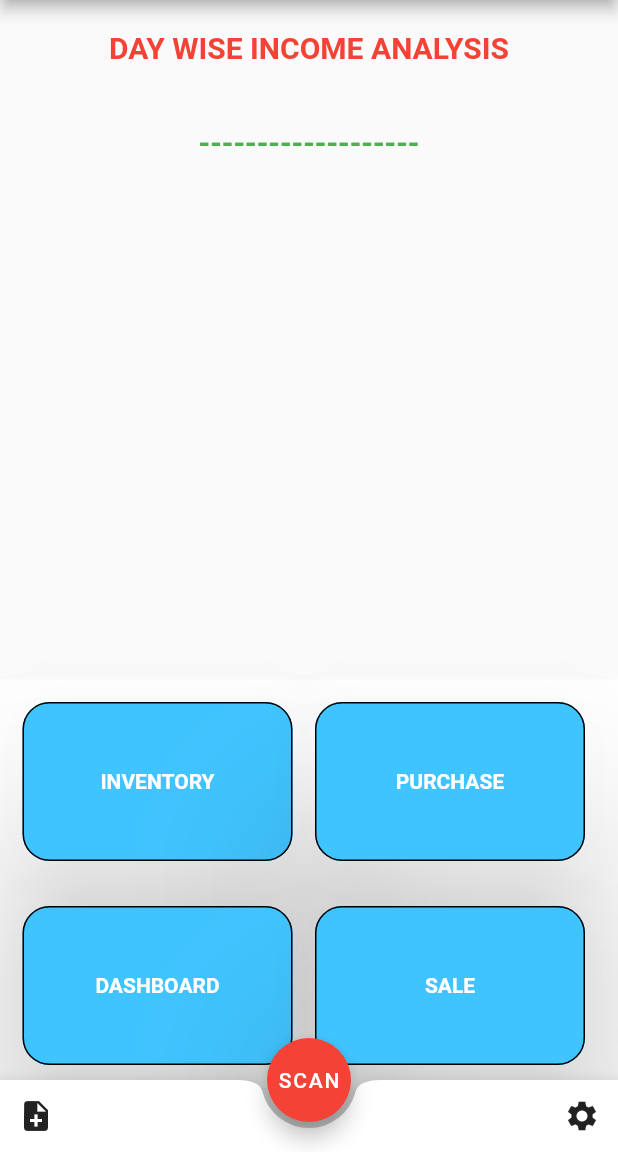
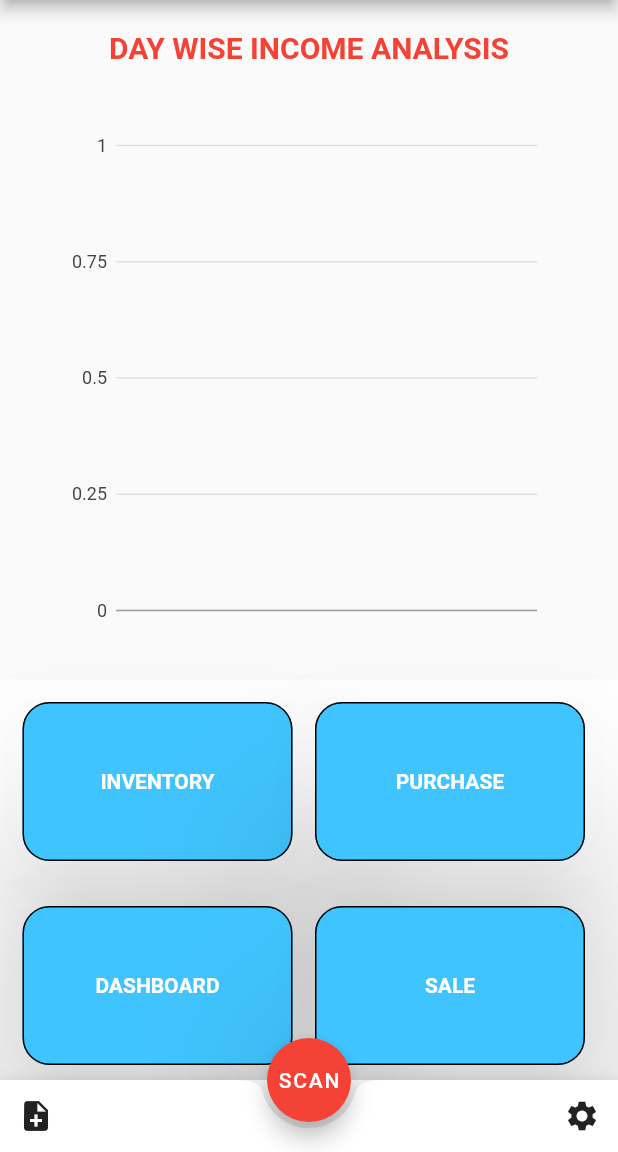
Before and after one commit to satwikchinna/inventrio, a Flutter app: the screen it shows after launch, on a phone screen of 412 x 824 dp, the part 84-1236 px from its top. Run offline on Flutter 3.47's test engine with Material 2 defaults, Android fonts, the phone set to English and light mode, and no system bars; our stand-ins replace charts_flutter, sqflite; missing offline and left inert: flutter_barcode_scanner, flutter_sparkline; accounts and stored records are empty; statements that could not run were skipped.

Commit message:
Added new dynamic charts and refresh

```diff
--- a/lib/main.dart
+++ b/lib/main.dart
@@ -6,8 +6,8 @@ import 'package:inventrio/widgets/sale.dart';
 import 'package:inventrio/widgets/scanResult.dart';
 import './widgets/home.dart';
 import 'package:flutter_barcode_scanner/flutter_barcode_scanner.dart';
-
-
+import 'dart:math';
+import 'package:charts_flutter/flutter.dart' as charts;
 import './models/saleModel.dart';
 import './database_helper.dart';
 
@@ -16,7 +16,6 @@ void main() async {
   var db = DatabaseHelper();
   var data = await db.getAnalysis();
 
-  print(data);
   runApp(myApp(data: data));
 }
 
@@ -28,44 +27,82 @@ class myApp extends StatefulWidget {
 }
 
 class _MyappState extends State<myApp> {
+  var x;
+
+  List incomeList = new List();
+  var averageSales;
+  @override
+  void initState() {
+    x = widget.data;
+    for (var i = 0; i < x.length; i++) {
+      incomeList.add(x[i]["income"]);
+    }
+    print(incomeList);
+    seriesList = loadData();
+    averageSales = incomeList.reduce((value, element) => value + element) /
+        incomeList.length;
+  }
+
+  List<charts.Series<Salesdata, String>> loadData() {
+    List<Salesdata> mobileSalesdata = [];
+    for (var i = 0; i < x.length; i++) {
+      mobileSalesdata.add(new Salesdata(x[i]['day'], x[i]["income"]));
+    }
+    return [
+      charts.Series<Salesdata, String>(
+        data: mobileSalesdata,
+        id: 'Sales',
+        domainFn: (Salesdata sales, _) => sales.date,
+        measureFn: (Salesdata sales, _) => sales.sales,
+        colorFn: (Salesdata sales, _) {
+          return (sales.sales >= averageSales)
+              ? charts.MaterialPalette.green.shadeDefault
+              : charts.MaterialPalette.deepOrange.shadeDefault;
+        },
+      )
+    ];
+  }
+
+  barChart() {
+    return charts.BarChart(seriesList, animate: true, vertical: true);
+  }
+
   String _scanBarcode;
-Future scanBarcodeNormal(BuildContext context ) async {
+  List<charts.Series> seriesList;
+  Future scanBarcodeNormal(BuildContext context) async {
     String barcodeScanRes;
 
-      barcodeScanRes = await FlutterBarcodeScanner.scanBarcode("#ff6666", "Cancel", true, ScanMode.BARCODE);
+    barcodeScanRes = await FlutterBarcodeScanner.scanBarcode(
+        "#ff6666", "Cancel", true, ScanMode.BARCODE);
     var db = DatabaseHelper();
+    if (barcodeScanRes != "-1") {
       var result = await db.getCodeItems(barcodeScanRes);
 
-    if(result != null){
+      if (result != null) {
+        Navigator.push(
+          context,
+          MaterialPageRoute(builder: (context) => scanResult(result: result)),
+        );
+      } else {
         Navigator.push(
           context,
           MaterialPageRoute(
-                                    builder: (context) => scanResult(result:result)),
+              builder: (context) => addItem(code: barcodeScanRes)),
         );
       }
-    else{
-Navigator.push(
-                                context,
-                                MaterialPageRoute(
-                                    builder: (context) => addItem(code:barcodeScanRes)),
-                              );
+    }
   }
 
-
-  }
   @override
   Widget build(BuildContext context) {
     return (MaterialApp(
-
         title: "INVENTRIO",
-
         theme: ThemeData(
             buttonTheme: ButtonThemeData(
           height: 106,
           minWidth: 180,
         )),
         debugShowCheckedModeBanner: false,
-
         home: Scaffold(
             appBar: AppBar(
               title: Center(child: Text("INVENTRIO")),
@@ -73,12 +110,12 @@ Navigator.push(
             ),
             floatingActionButtonLocation:
                 FloatingActionButtonLocation.centerDocked,
-            floatingActionButton: Builder( builder: (context) =>FloatingActionButton(
+            floatingActionButton: Builder(
+                builder: (context) => FloatingActionButton(
                       child: Text("SCAN"),
-
                       onPressed: () {
-
-                scanBarcodeNormal(context);},
+                        scanBarcodeNormal(context);
+                      },
                       backgroundColor: Colors.red,
                     )),
             bottomNavigationBar: BottomAppBar(
@@ -99,7 +136,11 @@ Navigator.push(
                 ],
               ),
             ),
-            body: Column(
+            body: new RefreshIndicator(
+                onRefresh: _refreshList,
+                child:  SingleChildScrollView(
+        physics: AlwaysScrollableScrollPhysics(),
+        child:Column(
                   children: <Widget>[
                     SizedBox(height: 20),
                     Text(
@@ -112,38 +153,43 @@ Navigator.push(
                     SizedBox(
                         height: 410,
                         child: Container(
-                      child: (widget.data.length <= 1)
-                          ? Text(
-                              "-------------------",
-                              style: TextStyle(
-                                  color: Colors.green,
-                                  fontWeight: FontWeight.bold,
-                                  fontSize: 20),
-                            )
-                          : Sparkline(
-                              data: (widget.data.length == 1)
-                                  ? widget.data
-                                  : [0.0, 1.0],
-                              fillMode: FillMode.below,
-                              fillGradient: new LinearGradient(
-                                  begin: Alignment.topCenter,
-                                  end: Alignment.bottomCenter,
-                                  colors: [
-                                    Colors.lightGreen,
-                                    Colors.yellow,
-                                    Colors.orange
-                                  ]),
-                              lineColor: Colors.deepOrangeAccent,
-                              pointsMode: PointsMode.all,
-                              pointSize: 8.0,
-                              pointColor: Colors.black,
-                            ),
+                          child: barChart(),
                           padding: EdgeInsets.all(40),
                         )),
                     Home()
                   ],
-            ))));
+                ))))));
   }
+
+  Future<Null> _refreshList() async{
+    var db =DatabaseHelper();
+    List incomeList = new List();
+  var averageSales;
+   var data = await db.getAnalysis();
+   setState(() {
+     x = data;
+   });
+    seriesList = loadData();
+    setState(() {
+     seriesList = seriesList;
+   });
+     for (var i = 0; i < x.length; i++) {
+      incomeList.add(x[i]["income"]);
+    }
+    print(incomeList);
+    averageSales = incomeList.reduce((value, element) => value + element) /
+        incomeList.length;
+setState(() {
+     averageSales = averageSales;
+   });
+
 
 
   }
+}
+
+class Salesdata {
+  String date;
+  double sales;
+  Salesdata(this.date, this.sales);
+}
--- a/lib/widgets/dashboard.dart
+++ b/lib/widgets/dashboard.dart
@@ -1,9 +1,58 @@
 import 'package:flutter/material.dart';
-class Dashboard extends StatelessWidget{
+import 'package:inventrio/database_helper.dart';
+class Dashboard extends StatefulWidget{
+
+
+
+
+
+
+  @override
+  _dashboard createState() => new _dashboard();
+}
+
+class _dashboard extends State<Dashboard> {
+List<double> monthlyIncomes;
+List<double> monthlyPurchases;
+String topsellingItem;
+String highlyprofitableItem;
+
+@override
+void initState(){
+getdashboaardDetails();
+
+
+  }
+
+
+  void getdashboaardDetails() async{
+var db = DatabaseHelper();
+monthlyIncomes = await db.gettotalmIncomes();
+monthlyPurchases = await db.gettotalmPurchases();
+
+
+  }
   @override
   Widget build(BuildContext context) {
 
-    return null;
+    return (MaterialApp(
+        title: "INVENTRIO",
+        theme: ThemeData(
+            buttonTheme: ButtonThemeData(
+          height: 20,
+          minWidth: 50,
+        )),
+        debugShowCheckedModeBanner: false,
+        home: Scaffold(
+            appBar: AppBar(
+              leading: IconButton(
+                icon: Icon(Icons.home, color: Colors.white),
+                onPressed: null,
+              ),
+              title: Text("INVENTORY"),
+              backgroundColor: Colors.lightBlue,
+            ))));
+
   }
 
 }
--- a/pubspec.yaml
+++ b/pubspec.yaml
@@ -27,6 +27,7 @@ dependencies:
   sqflite: any
   path_provider: any
   flutter_barcode_scanner: ^0.1.7
+  charts_flutter: ^0.8.1
   flutter_sparkline: any
   flutter_staggered_grid_view: any
   flutter_circular_chart: any
```
Also changed, not shown: lib/database_helper.dart (+30 -2 lines), pubspec.lock. Lines whose indentation alone changed are shown as unchanged.
